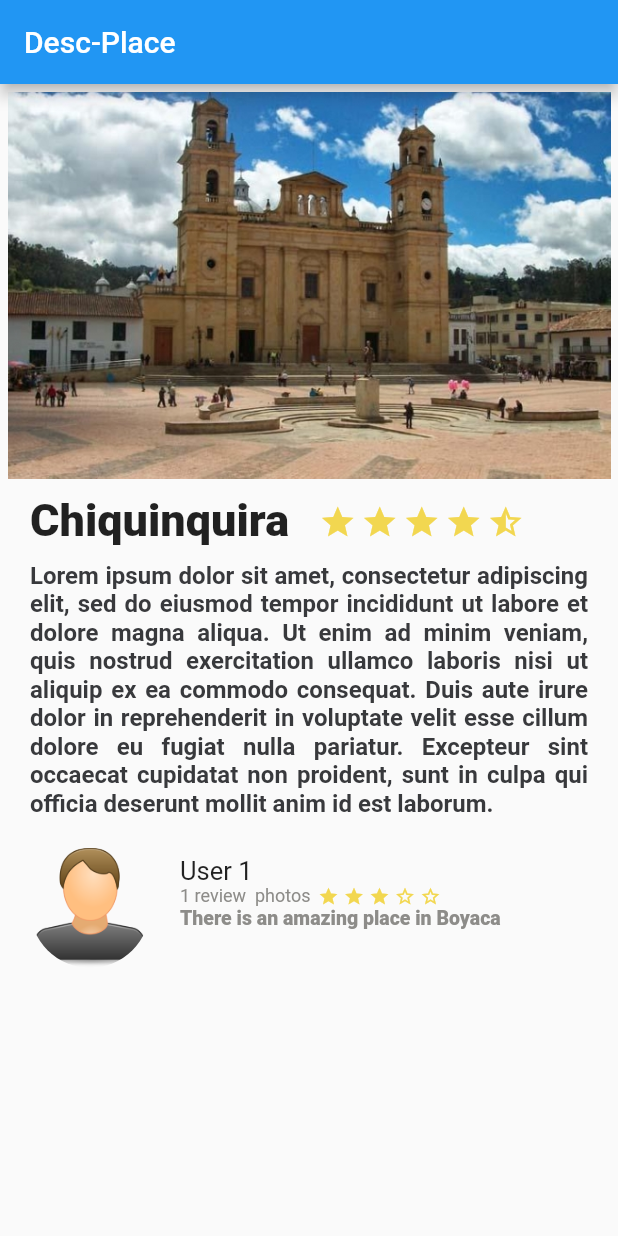
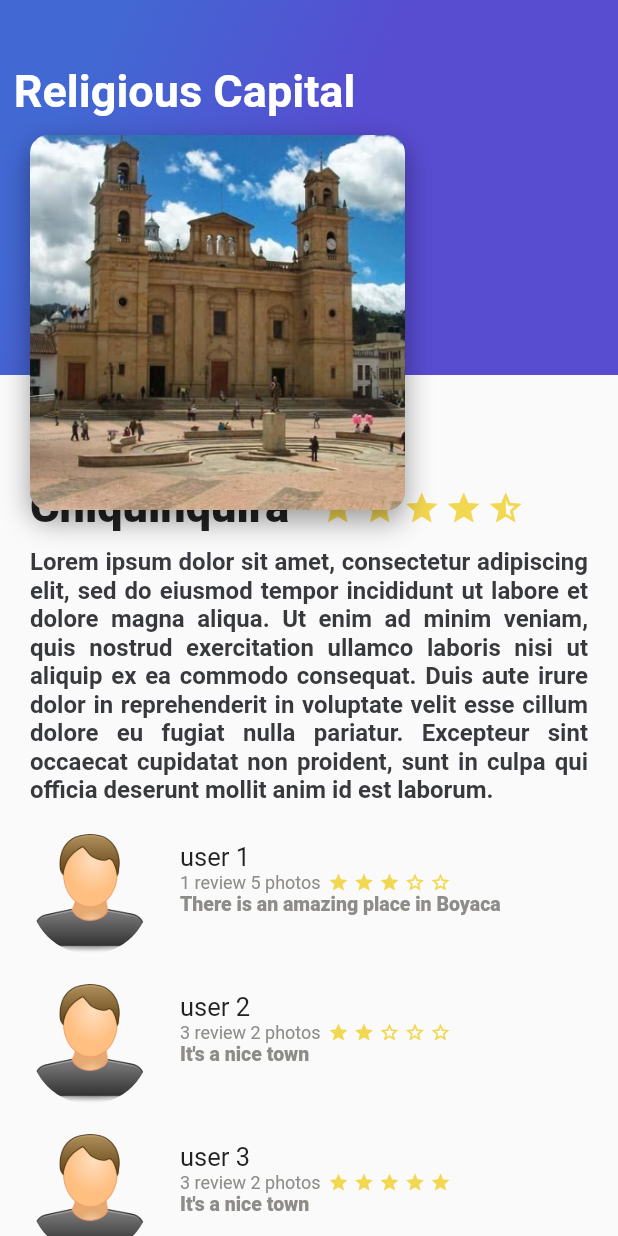
Before and after one commit to iscrozo/AppDescriptionPlace, a Flutter app: the screen it shows after launch, on a phone screen of 412 x 824 dp. Run offline on Flutter 3.47's test engine with Material 2 defaults, Android fonts, the phone set to English and light mode, and no system bars; our stand-ins replace hexcolor; Roboto replaces fonts that are missing (LORA, Lora).

Commit message:
Se rediseña la interfaz de la app, agregando un ListView, gradientStack

```diff
--- a/lib/main.dart
+++ b/lib/main.dart
@@ -1,9 +1,12 @@
+import 'package:app2/view/components_utils/card_image.dart';
 import 'package:app2/view/review.dart';
+import 'package:app2/view/review_list.dart';
 import 'package:flutter/material.dart';
 import 'package:app2/view/description_place.dart';
+import 'package:app2/view/components_utils/gradient_back.dart';
 
 void main() {
-  runApp(MyApp());
+  runApp( MyApp());
 }
 
 class MyApp extends StatelessWidget {
@@ -14,25 +17,31 @@ class MyApp extends StatelessWidget {
   String name = "User 1";
   String details = "1 review  photos";
   String comment = "There is an amazing place in Boyaca";
-
+  String titleApp = "Religious Capital";
   @override
   Widget build(BuildContext context) {
-    final bodyReview = Column(
+    final bodyReview = Stack(
       children: [
-        new DescriptionPlace("Chiquinquira", 5, textLorem,4.5),
-        new Review(pathImage, name, details, comment, 3),
+        ListView(
+          children: [
+            DescriptionPlace("Chiquinquira", 5, textLorem,4.5),
+            ReviewList()
+          ],
+        ),
+        GradientBack(titleApp),
+        CardImage("assets/img/chiquinquira.jpg")
       ],
     );
 
     return MaterialApp(
         title: 'Desc-Place',
         home: Scaffold(
-            appBar: AppBar(
-              title: Text(
-                "Desc-Place",
-                textAlign: TextAlign.center,
-              ),
-            ),
+            // appBar: AppBar(
+            //   title: Text(
+            //     "Desc-Place",
+            //     textAlign: TextAlign.center,
+            //   ),
+            // ),
             body: bodyReview));
   }
 }
--- /dev/null
+++ b/lib/view/components_utils/card_image.dart
@@ -0,0 +1,31 @@
+import 'package:flutter/material.dart';
+
+class CardImage extends StatelessWidget {
+  String pathImage1 = "assets/img/chiquinquira.jpg";
+
+  CardImage(this.pathImage1);
+
+  @override
+  Widget build(BuildContext context) {
+    final card = Container(
+      height: 250.0,
+      width: 250.0,
+      margin: EdgeInsets.only(top: 90.0, left: 20.0),
+      decoration: BoxDecoration(
+        image:
+            DecorationImage(fit: BoxFit.cover, image: AssetImage(pathImage1)),
+        borderRadius: BorderRadius.all(Radius.circular(12.0)),
+        shape: BoxShape.rectangle,
+        boxShadow: <BoxShadow>[
+          BoxShadow(
+            color: Colors.black38,
+            blurRadius: 15,// degradado
+            offset: Offset(0.0,7.0)// posicion de sombra x-y
+          )
+        ]
+      ),
+    );
+
+    return card;
+  }
+}
--- /dev/null
+++ b/lib/view/components_utils/gradient_back.dart
@@ -0,0 +1,37 @@
+import 'package:flutter/material.dart';
+import 'package:app2/view/components_utils/card_image.dart';
+
+class GradientBack extends StatelessWidget {
+  String titleApp = "Religious Capital";
+
+  GradientBack(this.titleApp);
+
+  @override
+  Widget build(BuildContext context) {
+    final titleAppWidget = Container(
+      //margin: EdgeInsets.only(top: 1.0),
+      child: Text(
+        titleApp,
+        style: TextStyle(
+            color: Colors.white,
+            fontSize: 30.0,
+            fontFamily: "Lora",
+            fontWeight: FontWeight.bold),
+      ),
+    );
+
+    return Container(
+      height: 250.0,
+      decoration: BoxDecoration(
+        gradient: LinearGradient(
+            colors: [Color(0xFF4268D3), Color(0xFF584CD1)],
+            begin: FractionalOffset(0.2, 0.0),
+            end: FractionalOffset(1.0, 0.6),
+            stops: [0.0, 0.5],
+            tileMode: TileMode.clamp),
+      ),
+      child: titleAppWidget,
+      alignment: Alignment(-0.9, -0.6),
+    );
+  }
+}
--- a/lib/view/description_place.dart
+++ b/lib/view/description_place.dart
@@ -7,9 +7,12 @@ class DescriptionPlace extends StatelessWidget {
   String namePlace;
   double stars;
   String descriptionPlace;
-  double positionStarY = 13.0;
+  // double positionStarY = 13.0;
+  // double positionStarX = 3.0;
+  // double positionTitleY = 10.0;
+  double positionStarY = 323.0;
   double positionStarX = 3.0;
-  double positionTitleY = 10.0;
+  double positionTitleY = 320.0;
   double qualifyCity;
   // double positionTitleX =
 
@@ -80,7 +83,9 @@ class DescriptionPlace extends StatelessWidget {
     );
 
     return Column(
-      children: [picture, title_stars, description],
+      children: [
+        //picture,
+        title_stars, description],
     );
   }
 }
--- a/lib/view/review.dart
+++ b/lib/view/review.dart
@@ -5,7 +5,7 @@ import 'package:app2/util/varcolors.dart';
 class Review extends StatelessWidget {
   String pathImage = "assets/img/user.png";
   String name = "User 1";
-  String details = "1 review  photos";
+  String details = "1 review 5 photos";
   String comment = "There is an amazing place in Boyaca";
   double quantityStars;
 
--- a/lib/view/review_list.dart
+++ b/lib/view/review_list.dart
@@ -1,10 +1,22 @@
 import 'package:flutter/material.dart';
+import 'package:app2/view/review.dart';
 
-class ReviewList extends StatelessWidget{
+class ReviewList extends StatelessWidget {
   @override
   Widget build(BuildContext context) {
     // TODO: implement build
-    return null;
+    return Column(
+      crossAxisAlignment: CrossAxisAlignment.start,
+      children: [
+        Review("assets/img/user.png", "user 1", "1 review 5 photos",
+            "There is an amazing place in Boyaca", 3),
+        Review("assets/img/user.png", "user 2", "3 review 2 photos",
+            "It's a nice town", 2),
+        Review("assets/img/user.png", "user 3", "3 review 2 photos",
+            "It's a nice town", 5),
+        Review("assets/img/user.png", "user 4", "3 review 2 photos",
+            "It's a nice town", 3)
+      ],
+    );
   }
-
 }
```
Also changed, not shown: 1 other file.
